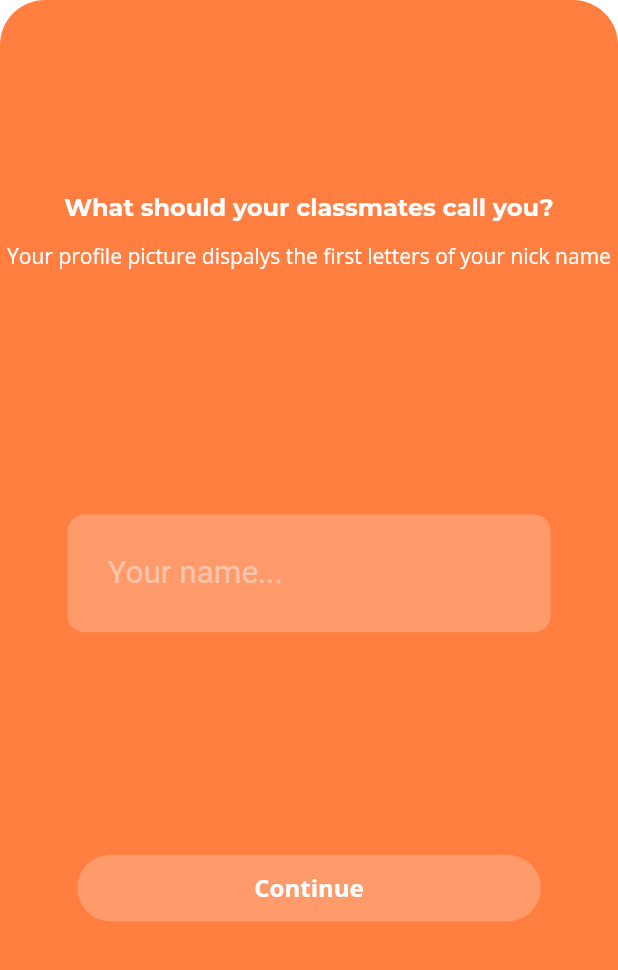
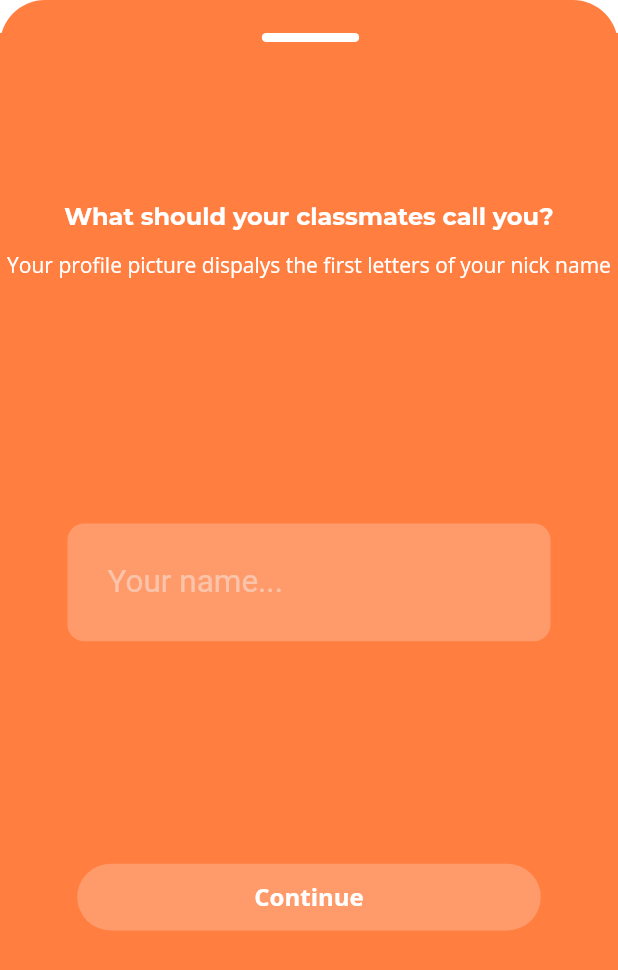
Before and after one commit to SweetSourPeter/ClassmateApp, a Flutter app: the SecondPage screen opened directly, on a phone screen of 412 x 824 dp. Shown: the top 970 px of the screen. Run offline on Flutter 3.47's test engine with Material 2 defaults, Android fonts, the phone set to English and light mode, and no system bars; our stand-ins replace auto_size_text, cached_network_image, cloud_firestore, curved_navigation_bar, dio, dots_indicator and 14 more; missing offline and left inert: emoji_picker, linkwell; accounts and stored records are empty.

```diff
--- a/lib/pages/initialPage/second_page.dart
+++ b/lib/pages/initialPage/second_page.dart
@@ -74,8 +74,7 @@ class _SecondPageState extends State<SecondPage>
       height: widget.isEdit ? (_height * 0.9) : _height,
       color: widget.isEdit ? null : themeOrange,
       child: Padding(
-        padding: EdgeInsets.only(
-            top: widget.isEdit ? (_height * 0.9 * 0.13) : _height * 0.13),
+        padding: EdgeInsets.only(top: widget.isEdit ? (22) : 0),
         child: Form(
           key: formKey,
           child: Scaffold(
@@ -83,9 +82,39 @@ class _SecondPageState extends State<SecondPage>
             backgroundColor: themeOrange,
             body: SingleChildScrollView(
               child: Column(
-                mainAxisAlignment: MainAxisAlignment.start,
+                mainAxisAlignment: MainAxisAlignment.center,
                 children: <Widget>[
-                  _getHeader(),
+                  widget.isEdit
+                      ? Padding(
+                          padding: EdgeInsets.fromLTRB(10, 0, 8, 0),
+                          child: ClipRRect(
+                              borderRadius: BorderRadius.only(
+                                topLeft: Radius.circular(35.0),
+                                topRight: Radius.circular(35.0),
+                                bottomLeft: Radius.circular(35.0),
+                                bottomRight: Radius.circular(35.0),
+                              ),
+                              child: SizedBox(
+                                width: 65.0,
+                                height: 6.0,
+                                child: const DecoratedBox(
+                                  decoration:
+                                      const BoxDecoration(color: Colors.white),
+                                ),
+                              )
+                              // child: Container(
+                              //   padding: EdgeInsets.fromLTRB(20, 20, 30, 10),
+                              //   color: Colors.black,
+                              // )
+                              ),
+                        )
+                      : Container(),
+                  Padding(
+                      padding: EdgeInsets.only(
+                          top: widget.isEdit
+                              ? (_height * 0.9 * 0.13 - 22)
+                              : _height * 0.13 - 22),
+                      child: _getHeader()),
                   Padding(
                     padding: EdgeInsets.only(
                         top: widget.isEdit
```
Also changed, not shown: lib/pages/initialPage/tagSelectingStepper.dart (+34 -18 lines), lib/pages/initialPage/third_page.dart (+14 -15 lines), lib/providers/tagProvider.dart (+11 -0 lines), lib/services/wrapper.dart (+8 -7 lines).
